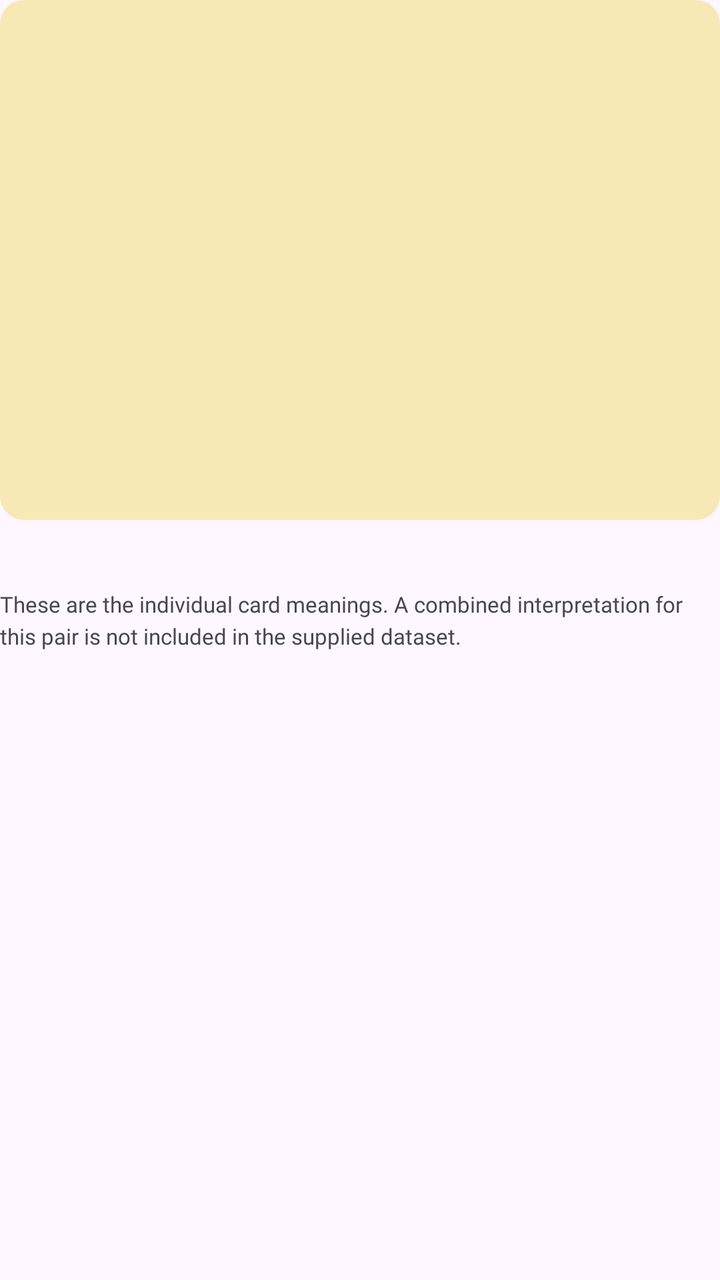
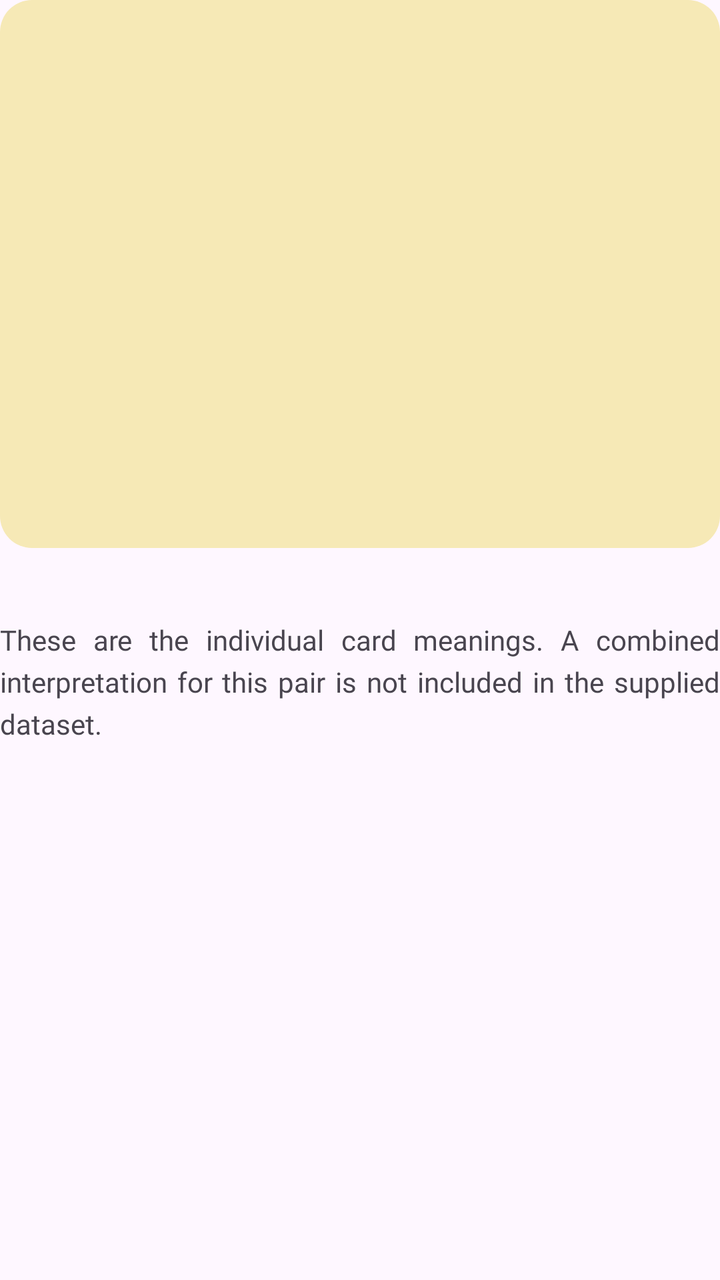

Compare the two renders of this Android layout. The source of the first and the diff that turns it into the second are given below.
<!-- AndroidManifest.xml: application theme Theme.BaseProject -->
<!-- res/layout/tarot_pair.xml -->
<?xml version="1.0" encoding="utf-8"?>
<LinearLayout
    xmlns:android="http://schemas.android.com/apk/res/android"
    android:layout_width="match_parent"
    android:layout_height="wrap_content"
    android:orientation="vertical">
    <LinearLayout
        android:layout_width="match_parent"
        android:layout_height="260dp"
        android:padding="6dp"
        android:background="@drawable/tarot_bg_pair"
        android:orientation="horizontal">
        <ImageView
            android:id="@+id/firstCard"
            android:layout_width="0dp"
            android:layout_height="match_parent"
            android:layout_weight="1"
            android:scaleType="fitCenter" />
        <ImageView
            android:id="@+id/secondCard"
            android:layout_width="0dp"
            android:layout_height="match_parent"
            android:layout_weight="1"
            android:scaleType="fitCenter" />
    </LinearLayout>
    <TextView
        android:id="@+id/pairTitle"
        style="@style/TarotText"
        android:layout_width="match_parent"
        android:layout_height="wrap_content"
        android:layout_marginTop="10dp"
        android:gravity="center"
        android:textSize="12sp" />
    <TextView
        style="@style/TarotTextBody"
        android:layout_width="match_parent"
        android:layout_height="wrap_content"
        android:layout_marginVertical="12dp"
        android:textSize="11sp"
        android:text="@string/tarot_pair_missing" />
</LinearLayout>
<!-- resources referenced by this layout -->
<resources>
  <!-- drawable tarot_bg_pair (drawable) -->
  <?xml version="1.0" encoding="utf-8"?>
  <shape xmlns:android="http://schemas.android.com/apk/res/android">
      <solid android:color="@color/tarot_pale_gold" />
      <corners android:radius="12dp" />
  </shape>
  <string name="tarot_pair_missing">These are the individual card meanings. A combined interpretation for this pair is not included in the supplied dataset.</string>
  <style name="TarotText" parent="">
          <item name="android:fontFamily">@font/nunito_regular</item>
          <item name="android:textColor">?attr/tarotInk</item>
          <item name="android:textSize">14sp</item>
          <item name="android:includeFontPadding">false</item>
          <item name="android:lineSpacingMultiplier">1</item>
          <item name="android:lineHeight">16sp</item>
      </style>
  <style name="TarotTextBody" parent="TarotText">
          <item name="android:textColor">?attr/tarotMuted</item>
      </style>
  <style name="Theme.BaseProject" parent="Base.Theme.BaseProject" />
  <color name="tarot_pale_gold">#F6E9B6</color>
  <style name="SharedActionBarLeft" parent="">
          <item name="android:layout_width">@dimen/dp_40</item>
          <item name="android:layout_height">@dimen/dp_40</item>
          <item name="android:layout_marginStart">@dimen/dp_20</item>
          <item name="android:layout_marginBottom">@dimen/dp_10</item>
          <item name="android:background">?attr/selectableItemBackgroundBorderless</item>
          <item name="android:src">@drawable/ic_back</item>
          <item name="layout_constraintBottom_toBottomOf">parent</item>
          <item name="layout_constraintStart_toStartOf">parent</item>
      </style>
  <style name="SharedActionBarRight" parent="">
          <item name="android:layout_width">@dimen/dp_40</item>
          <item name="android:layout_height">@dimen/dp_40</item>
          <item name="android:layout_marginEnd">@dimen/dp_20</item>
          <item name="android:layout_marginBottom">@dimen/dp_10</item>
          <item name="android:background">?attr/selectableItemBackgroundBorderless</item>
          <item name="android:src">@drawable/ic_next</item>
          <item name="layout_constraintBottom_toBottomOf">parent</item>
          <item name="layout_constraintEnd_toEndOf">parent</item>
      </style>
  <style name="SharedActionBarTitle" parent="single_marquee">
          <item name="android:layout_width">@dimen/dp_200</item>
          <item name="android:layout_height">@dimen/dp_40</item>
          <item name="android:layout_marginStart">@dimen/dp_102</item>
          <item name="android:layout_marginEnd">@dimen/dp_102</item>
          <item name="android:fontFamily">@font/baloo_2_bold</item>
          <item name="android:gravity">center</item>
          <item name="android:includeFontPadding">false</item>
          <item name="android:textSize">@dimen/sp_28</item>
          <item name="android:textColor">@color/figma_primary</item>
          <item name="outerStrokeColor">@color/white</item>
          <item name="outerStrokeWidth">@dimen/dp_2</item>
          <item name="layout_constraintBottom_toBottomOf">@id/btnActionBarLeft</item>
          <item name="layout_constraintTop_toTopOf">@id/btnActionBarLeft</item>
          <item name="layout_constraintStart_toStartOf">parent</item>
          <item name="layout_constraintEnd_toEndOf">parent</item>
      </style>
  <dimen name="dp_40">40dp</dimen>
  <dimen name="dp_20">20dp</dimen>
  <dimen name="dp_10">10dp</dimen>
  <style name="single_marquee">
          <item name="android:singleLine">true</item>
          <item name="android:ellipsize">marquee</item>
          <item name="android:marqueeRepeatLimit">marquee_forever</item>
      </style>
  <dimen name="dp_200">200dp</dimen>
  <dimen name="dp_102">102dp</dimen>
  <dimen name="sp_28">28sp</dimen>
  <color name="figma_primary">#38306B</color>
  <color name="white">#FFFFFFFF</color>
  <dimen name="dp_2">2dp</dimen>
  <!-- unchanged entries left out for length: 3 -->
</resources>

<!-- the commit's change to res/layout/tarot_pair.xml (unified diff, before → after) -->
@@ -6,8 +6,8 @@
     android:orientation="vertical">
     <LinearLayout
         android:layout_width="match_parent"
-        android:layout_height="260dp"
-        android:padding="6dp"
+        android:layout_height="274dp"
+        android:padding="10dp"
         android:background="@drawable/tarot_bg_pair"
         android:orientation="horizontal">
         <ImageView
@@ -15,6 +15,7 @@
             android:layout_width="0dp"
             android:layout_height="match_parent"
             android:layout_weight="1"
+            android:layout_marginEnd="4dp"
             android:scaleType="fitCenter" />
         <ImageView
             android:id="@+id/secondCard"
@@ -30,12 +31,15 @@
         android:layout_height="wrap_content"
         android:layout_marginTop="10dp"
         android:gravity="center"
-        android:textSize="12sp" />
+        android:textSize="14sp" />
     <TextView
+        android:id="@+id/pairMeaning"
         style="@style/TarotTextBody"
         android:layout_width="match_parent"
         android:layout_height="wrap_content"
         android:layout_marginVertical="12dp"
-        android:textSize="11sp"
+        android:textSize="14sp"
+        android:lineHeight="21sp"
+        android:justificationMode="inter_word"
         android:text="@string/tarot_pair_missing" />
 </LinearLayout>
<!-- resource entries referenced after the edit -->
@@ -4,7 +4,7 @@
   <?xml version="1.0" encoding="utf-8"?>
   <shape xmlns:android="http://schemas.android.com/apk/res/android">
       <solid android:color="@color/tarot_pale_gold" />
-      <corners android:radius="12dp" />
+      <corners android:radius="16dp" />
   </shape>
   <string name="tarot_pair_missing">These are the individual card meanings. A combined interpretation for this pair is not included in the supplied dataset.</string>
   <style name="TarotText" parent="">
@@ -17,32 +17,27 @@
       </style>
   <style name="TarotTextBody" parent="TarotText">
           <item name="android:textColor">?attr/tarotMuted</item>
+          <item name="android:lineHeight">21sp</item>
       </style>
   <style name="Theme.BaseProject" parent="Base.Theme.BaseProject" />
   <color name="tarot_pale_gold">#F6E9B6</color>
-  <style name="SharedActionBarLeft" parent="">
+  <style name="SharedActionBarLeft" parent="SharedActionBarAligned">
           <item name="android:layout_width">@dimen/dp_40</item>
-          <item name="android:layout_height">@dimen/dp_40</item>
           <item name="android:layout_marginStart">@dimen/dp_20</item>
-          <item name="android:layout_marginBottom">@dimen/dp_10</item>
           <item name="android:background">?attr/selectableItemBackgroundBorderless</item>
           <item name="android:src">@drawable/ic_back</item>
-          <item name="layout_constraintBottom_toBottomOf">parent</item>
           <item name="layout_constraintStart_toStartOf">parent</item>
       </style>
-  <style name="SharedActionBarRight" parent="">
+  <style name="SharedActionBarRight" parent="SharedActionBarAligned">
           <item name="android:layout_width">@dimen/dp_40</item>
-          <item name="android:layout_height">@dimen/dp_40</item>
           <item name="android:layout_marginEnd">@dimen/dp_20</item>
-          <item name="android:layout_marginBottom">@dimen/dp_10</item>
           <item name="android:background">?attr/selectableItemBackgroundBorderless</item>
           <item name="android:src">@drawable/ic_next</item>
-          <item name="layout_constraintBottom_toBottomOf">parent</item>
           <item name="layout_constraintEnd_toEndOf">parent</item>
       </style>
   <style name="SharedActionBarTitle" parent="single_marquee">
           <item name="android:layout_width">@dimen/dp_200</item>
-          <item name="android:layout_height">@dimen/dp_40</item>
+          <item name="android:layout_height">0dp</item>
           <item name="android:layout_marginStart">@dimen/dp_102</item>
           <item name="android:layout_marginEnd">@dimen/dp_102</item>
           <item name="android:fontFamily">@font/baloo_2_bold</item>
@@ -52,14 +47,18 @@
           <item name="android:textColor">@color/figma_primary</item>
           <item name="outerStrokeColor">@color/white</item>
           <item name="outerStrokeWidth">@dimen/dp_2</item>
-          <item name="layout_constraintBottom_toBottomOf">@id/btnActionBarLeft</item>
-          <item name="layout_constraintTop_toTopOf">@id/btnActionBarLeft</item>
+          <item name="layout_constraintBottom_toBottomOf">@id/actionBarTitleBounds</item>
+          <item name="layout_constraintTop_toTopOf">@id/actionBarTitleBounds</item>
           <item name="layout_constraintStart_toStartOf">parent</item>
           <item name="layout_constraintEnd_toEndOf">parent</item>
       </style>
+  <style name="SharedActionBarAligned" parent="">
+          <item name="android:layout_height">0dp</item>
+          <item name="layout_constraintTop_toTopOf">@id/actionBarTitleBounds</item>
+          <item name="layout_constraintBottom_toBottomOf">@id/actionBarTitleBounds</item>
+      </style>
   <dimen name="dp_40">40dp</dimen>
   <dimen name="dp_20">20dp</dimen>
-  <dimen name="dp_10">10dp</dimen>
   <style name="single_marquee">
           <item name="android:singleLine">true</item>
           <item name="android:ellipsize">marquee</item>
